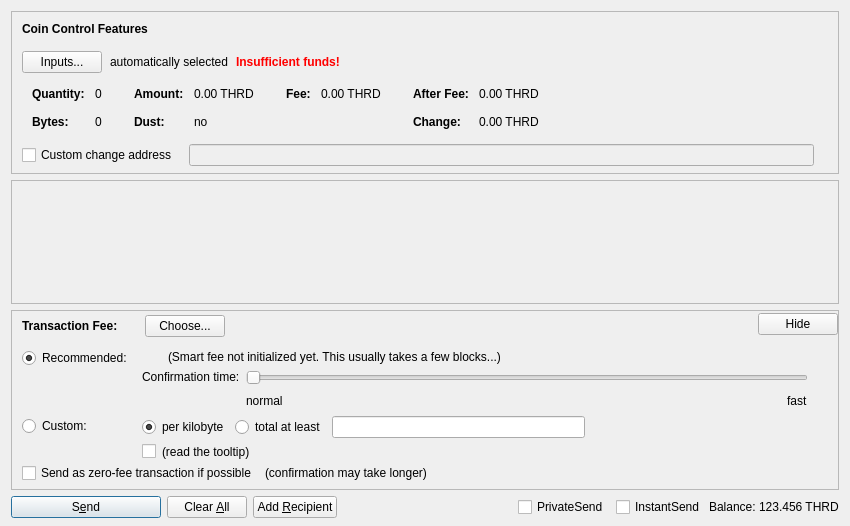
Above: src/qt/forms/sendcoinsdialog.ui from jarp25/thread before the change. Below: the same form after it.
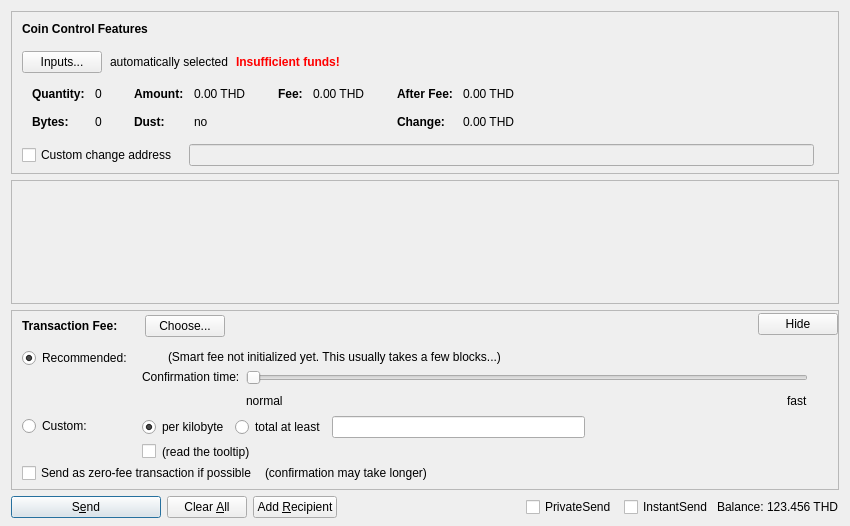
That is the form after the change. Custom widgets are drawn as their Qt base class.

Diff of the .ui file:
```diff
--- a/src/qt/forms/sendcoinsdialog.ui
+++ b/src/qt/forms/sendcoinsdialog.ui
@@ -324,7 +324,7 @@
                   <enum>Qt::ActionsContextMenu</enum>
                  </property>
                  <property name="text">
-                  <string notr="true">0.00 THRD</string>
+                  <string notr="true">0.00 THD</string>
                  </property>
                  <property name="textInteractionFlags">
                   <set>Qt::LinksAccessibleByMouse|Qt::TextSelectableByKeyboard|Qt::TextSelectableByMouse</set>
@@ -404,7 +404,7 @@
                   <enum>Qt::ActionsContextMenu</enum>
                  </property>
                  <property name="text">
-                  <string notr="true">0.00 THRD</string>
+                  <string notr="true">0.00 THD</string>
                  </property>
                  <property name="textInteractionFlags">
                   <set>Qt::LinksAccessibleByMouse|Qt::TextSelectableByKeyboard|Qt::TextSelectableByMouse</set>
@@ -455,7 +455,7 @@
                   <enum>Qt::ActionsContextMenu</enum>
                  </property>
                  <property name="text">
-                  <string notr="true">0.00 THRD</string>
+                  <string notr="true">0.00 THD</string>
                  </property>
                  <property name="textInteractionFlags">
                   <set>Qt::LinksAccessibleByMouse|Qt::TextSelectableByKeyboard|Qt::TextSelectableByMouse</set>
@@ -484,7 +484,7 @@
                   <enum>Qt::ActionsContextMenu</enum>
                  </property>
                  <property name="text">
-                  <string notr="true">0.00 THRD</string>
+                  <string notr="true">0.00 THD</string>
                  </property>
                  <property name="textInteractionFlags">
                   <set>Qt::LinksAccessibleByMouse|Qt::TextSelectableByKeyboard|Qt::TextSelectableByMouse</set>
@@ -1337,7 +1337,7 @@
           <cursorShape>IBeamCursor</cursorShape>
          </property>
          <property name="text">
-          <string notr="true">123.456 THRD</string>
+          <string notr="true">123.456 THD</string>
          </property>
          <property name="textInteractionFlags">
           <set>Qt::LinksAccessibleByMouse|Qt::TextSelectableByKeyboard|Qt::TextSelectableByMouse</set>
```
Left out of the diff: 4 changed lines with no effect on the pictures.
